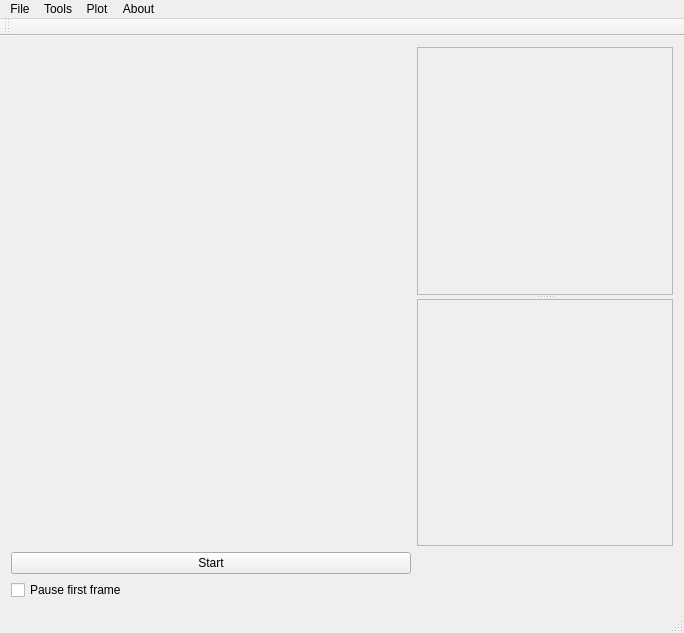
This is myGUI/mainwindow.ui in wrdeman/PyPhysEd as Qt 5 draws it before an edit. The edited form follows.
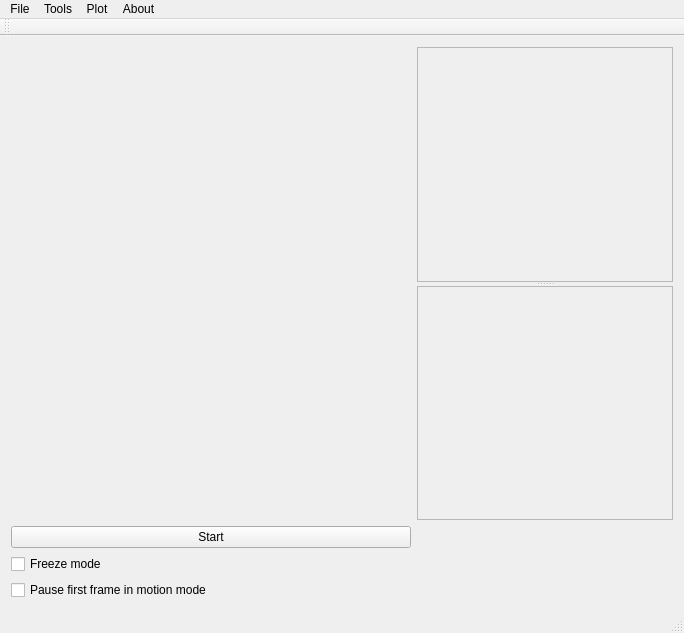
This is the edited form. Custom widgets are drawn as their Qt base class.

Commit message: trying freeze fr

The edit to the form file:
```diff
--- a/myGUI/mainwindow.ui
+++ b/myGUI/mainwindow.ui
@@ -107,16 +107,23 @@
       </widget>
      </widget>
     </item>
-    <item row="2" column="0">
+    <item row="4" column="0">
      <widget class="QCheckBox" name="pausefirstBox">
       <property name="text">
-       <string>Pause first frame</string>
+       <string>Pause first frame in motion mode</string>
       </property>
       <property name="tristate">
        <bool>false</bool>
       </property>
      </widget>
     </item>
+    <item row="3" column="0">
+     <widget class="QCheckBox" name="freezeBox">
+      <property name="text">
+       <string>Freeze mode </string>
+      </property>
+     </widget>
+    </item>
    </layout>
   </widget>
   <widget class="QMenuBar" name="menuBar">
```
Left out of the diff: 2 changed lines with no effect on the pictures. The commit also changes 2 other files.
